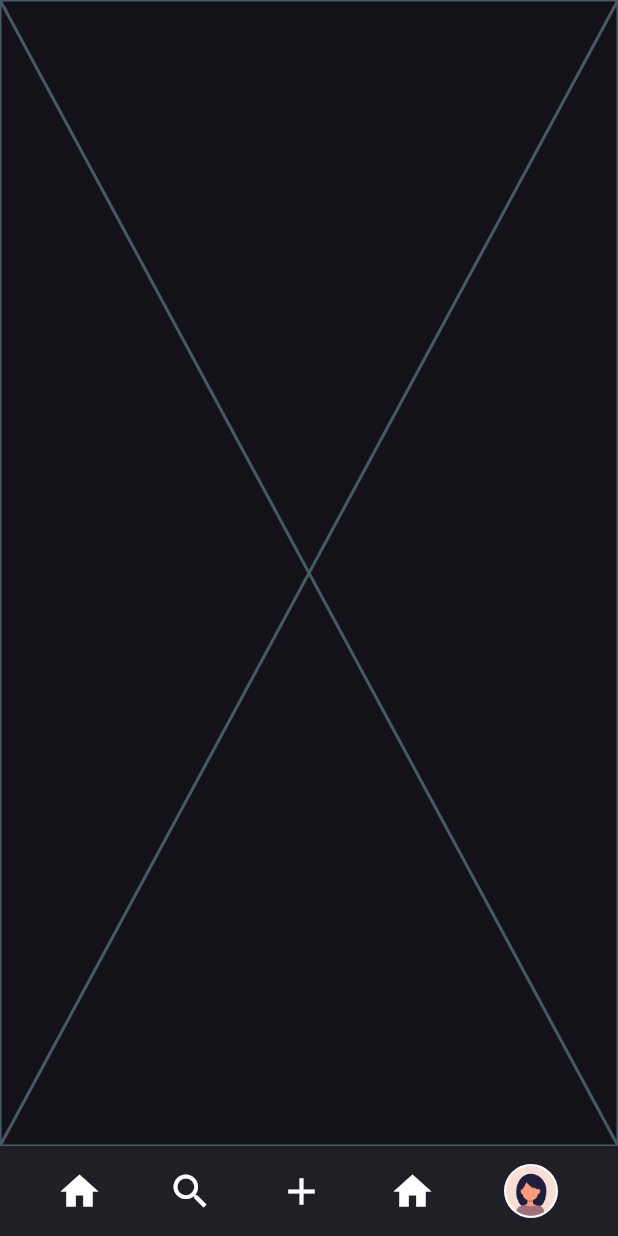
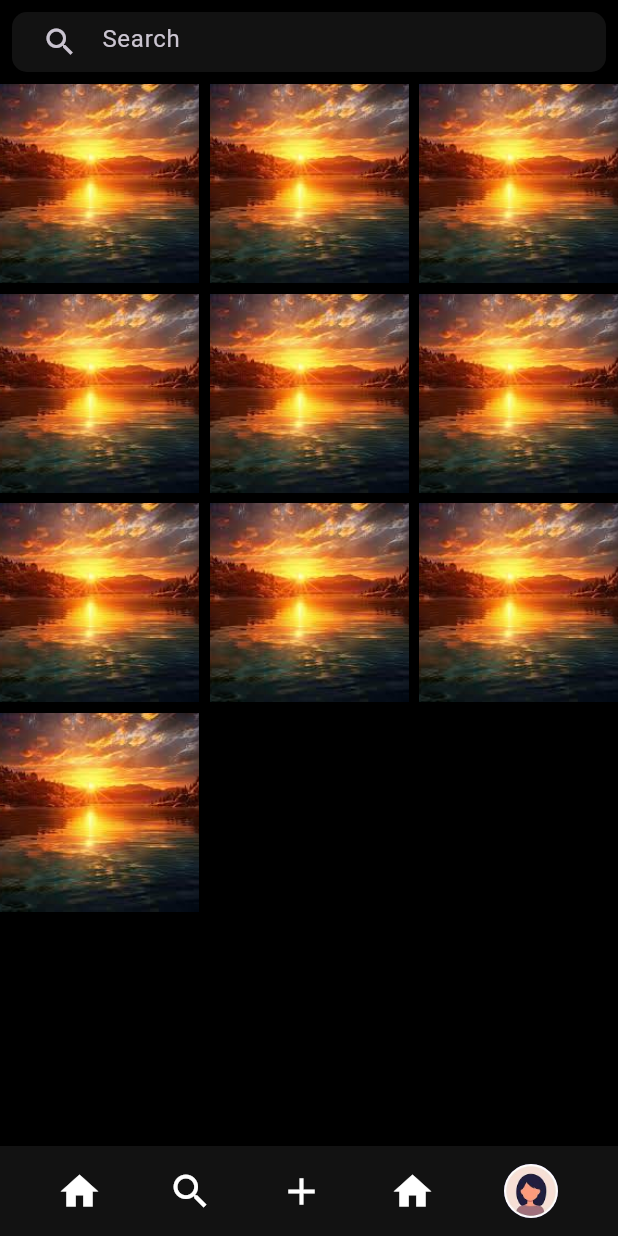
Before and after one commit to RushmaBajracharya/Instagram_ui_clone, a Flutter app: the screen it shows after launch, scrolled down 576 dp, after a tap on the "search" icon, on a phone screen of 412 x 824 dp. Run offline on Flutter 3.47's test engine with Material 3 defaults, Android fonts, the phone set to English and light mode, and no system bars; our stand-ins replace get.

Commit message:
created search screen

```diff
--- a/instagram_ui_clone/lib/screens/home_screen.dart
+++ b/instagram_ui_clone/lib/screens/home_screen.dart
@@ -1,10 +1,6 @@
-import 'dart:ui';
+import 'package:flutter/material.dart';
+import 'package:instagram_ui_clone/utils/colors.dart';
 
-import 'package:flutter/cupertino.dart';
-import 'package:flutter/material.dart';
-import 'package:flutter/painting.dart';
-import 'package:flutter/rendering.dart';
-import 'package:flutter/widgets.dart';
 import 'package:instagram_ui_clone/widgets/post_widget.dart';
 
 import 'package:instagram_ui_clone/widgets/stories_widget.dart';
@@ -16,15 +12,17 @@ class HomeScreen extends StatelessWidget {
   Widget build(BuildContext context) {
     return SafeArea(
       child: Scaffold(
-        body: Column(
+        body: Container(
+          color: AppColors.backgroundColor,
+          child: Column(
             children: [
-            Padding(
-              padding: const EdgeInsets.all(9.0),
+              const Padding(
+                padding: EdgeInsets.all(9.0),
 
                 ///App Bar
-              child: Container(
+                child: SizedBox(
                   height: 50,
-                child: const Row(
+                  child: Row(
                     mainAxisAlignment: MainAxisAlignment.spaceBetween,
                     crossAxisAlignment: CrossAxisAlignment.center,
                     children: [
@@ -70,6 +68,7 @@ class HomeScreen extends StatelessWidget {
             ],
           ),
         ),
+      ),
     );
   }
 }
--- a/instagram_ui_clone/lib/screens/search_screen.dart
+++ b/instagram_ui_clone/lib/screens/search_screen.dart
@@ -1,10 +1,54 @@
 import 'package:flutter/material.dart';
+import 'package:instagram_ui_clone/utils/colors.dart';
 
 class SearchScreen extends StatelessWidget {
   const SearchScreen({super.key});
 
   @override
   Widget build(BuildContext context) {
-    return const Placeholder();
+    return SafeArea(
+        child: Scaffold(
+      body: Container(
+        color: AppColors.backgroundColor,
+        child: Column(
+          children: [
+            Padding(
+              padding: const EdgeInsets.all(8.0),
+              child: Container(
+                height: 40,
+                decoration: BoxDecoration(
+                    color: AppColors.barColor,
+                    borderRadius: BorderRadius.circular(10)),
+                child: const Padding(
+                  padding: EdgeInsets.only(left: 8.0),
+                  child: TextField(
+                    decoration: InputDecoration(
+                        border: InputBorder.none,
+                        prefixIcon: Icon(Icons.search),
+                        hintText: 'Search',
+                        contentPadding: EdgeInsets.symmetric(vertical: 2.0)),
+                  ),
+                ),
+              ),
+            ),
+            Expanded(
+              child: GridView.builder(
+                gridDelegate: const SliverGridDelegateWithFixedCrossAxisCount(
+                    crossAxisCount: 3,
+                    crossAxisSpacing: 7.0,
+                    mainAxisSpacing: 7.0),
+                itemCount: 10,
+                itemBuilder: (context, index) {
+                  return Image.asset('assets/images/post.jpg',
+                      width: double.infinity,
+                      height: double.infinity,
+                      fit: BoxFit.cover);
+                },
+              ),
+            )
+          ],
+        ),
+      ),
+    ));
   }
 }
--- /dev/null
+++ b/instagram_ui_clone/lib/utils/colors.dart
@@ -0,0 +1,6 @@
+import 'dart:ui';
+
+class AppColors {
+  static const Color backgroundColor = Color(0xFF000000);
+  static const Color barColor = Color(0xFF121212);
+}
--- a/instagram_ui_clone/lib/widgets/bottom_bar.dart
+++ b/instagram_ui_clone/lib/widgets/bottom_bar.dart
@@ -1,7 +1,8 @@
 import 'package:flutter/material.dart';
-import 'package:flutter/widgets.dart';
+
 import 'package:get/get.dart';
 import 'package:instagram_ui_clone/controller/route_controller.dart';
+import 'package:instagram_ui_clone/utils/colors.dart';
 
 class BottomBar extends StatefulWidget {
   const BottomBar({super.key});
@@ -15,6 +16,7 @@ class _BottomBarState extends State<BottomBar> {
   @override
   Widget build(BuildContext context) {
     return BottomAppBar(
+      color: AppColors.barColor,
       height: 60,
       child: Row(
         mainAxisAlignment: MainAxisAlignment.spaceAround,
@@ -23,7 +25,7 @@ class _BottomBarState extends State<BottomBar> {
               onTap: () {
                 routeController.selectPage("home");
               },
-              child: Icon(
+              child: const Icon(
                 Icons.home,
                 size: 30,
               )),
@@ -31,7 +33,7 @@ class _BottomBarState extends State<BottomBar> {
               onTap: () {
                 routeController.selectPage("search");
               },
-              child: Icon(
+              child: const Icon(
                 Icons.search,
                 size: 30,
               )),
@@ -39,7 +41,7 @@ class _BottomBarState extends State<BottomBar> {
               onTap: () {
                 routeController.selectPage("add_post");
               },
-              child: Icon(
+              child: const Icon(
                 Icons.add_outlined,
                 size: 30,
               )),
@@ -47,7 +49,7 @@ class _BottomBarState extends State<BottomBar> {
               onTap: () {
                 routeController.selectPage("reels");
               },
-              child: Icon(
+              child: const Icon(
                 Icons.home,
                 size: 30,
               )),
@@ -55,7 +57,7 @@ class _BottomBarState extends State<BottomBar> {
             onTap: () {
               routeController.selectPage("profile");
             },
-            child: CircleAvatar(
+            child: const CircleAvatar(
               radius: 20,
               backgroundImage: AssetImage('assets/images/profile2.jpg'),
             ),
--- a/instagram_ui_clone/lib/widgets/post_widget.dart
+++ b/instagram_ui_clone/lib/widgets/post_widget.dart
@@ -7,7 +7,7 @@ class PostWidget extends StatelessWidget {
   Widget build(BuildContext context) {
     return Column(
       children: [
-        Container(
+        SizedBox(
           width: double.infinity,
           height: 500,
           child: Stack(
```
Lines whose indentation alone changed are shown as unchanged.
